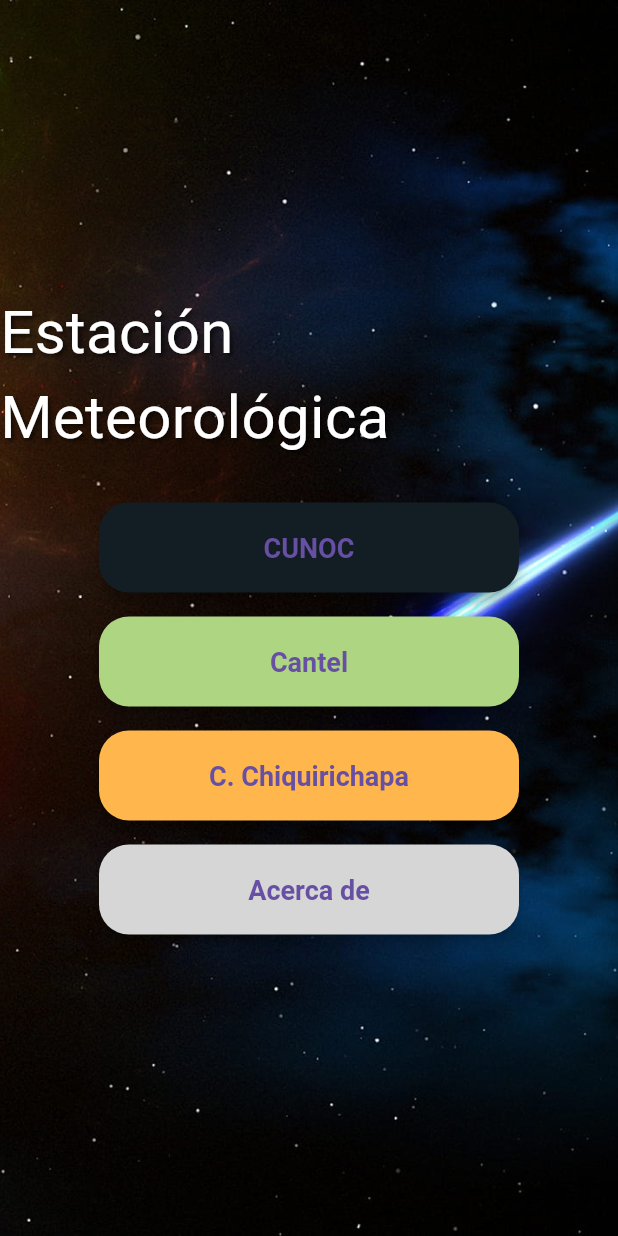
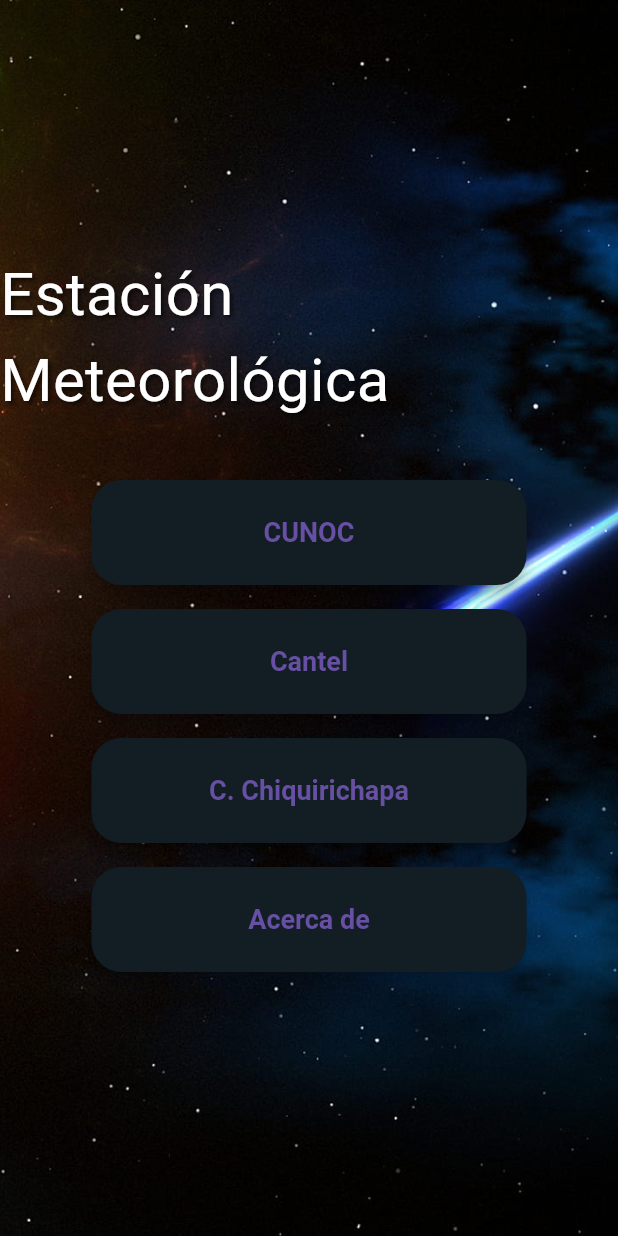
Before and after one commit to EstuardoRamos/Estacion-App, a Flutter app: the screen it shows after launch, on a phone screen of 412 x 824 dp. Run offline on Flutter 3.47's test engine with Material 3 defaults, Android fonts, the phone set to English and light mode, and no system bars.

Commit message:
Se mejoro vista 'acerca de:'

```diff
--- a/lib/datosPage.dart
+++ b/lib/datosPage.dart
@@ -12,7 +12,7 @@
     return Scaffold(
       appBar: AppBar(
         title: Text('Detalles de los Datos'),
-        backgroundColor: Colors.deepPurple[800], // Modificado para modo oscuro
+        backgroundColor: Color.fromARGB(147, 31, 38, 100), // Modificado para modo oscuro
       ),
       body: Container(
         color: Colors.grey[850], // Fondo más oscuro para modo oscuro
@@ -38,7 +38,7 @@
                   child: Text('Regresar'),
                   style: ElevatedButton.styleFrom(
                     backgroundColor: Colors.deepPurple,
-                    textStyle: TextStyle(color: Colors.white),
+                    textStyle: TextStyle(color: Color.fromARGB(255, 50, 49, 49)),
                     padding: EdgeInsets.symmetric(horizontal: 32, vertical: 16),
                   ),
                 ),
--- a/lib/main.dart
+++ b/lib/main.dart
@@ -1,4 +1,5 @@
 import 'package:flutter/material.dart';
+import 'package:flutter/widgets.dart';
 import 'package:http/http.dart' as http;
 import 'dart:convert';
 import 'package:practicas/datos.dart';
@@ -88,11 +89,11 @@
                 ],
               ),
             ),
-            SizedBox(height: 20),
+            SizedBox(height: 30),
             buildButton(context, 'CUNOC', Color.fromARGB(255, 18, 30, 35)!, 1),
-            buildButton(context, 'Cantel', Colors.lightGreen[300]!, 2),
-            buildButton(context, 'C. Chiquirichapa', Colors.orange[300]!, 3),
-            buildButton(context, 'Acerca de', Colors.grey[350]!, null),
+            buildButton(context, 'Cantel',  Color.fromARGB(255, 18, 30, 35)!, 2),
+            buildButton(context, 'C. Chiquirichapa', Color.fromARGB(255, 18, 30, 35)!, 3),
+            buildButton(context, 'Acerca de',  Color.fromARGB(255, 18, 30, 35)!, null),
           ],
         ),
       ),
@@ -104,8 +105,8 @@
   return Padding(
     padding: const EdgeInsets.all(8.0),
     child: SizedBox(
-      width: 280,  // Define el ancho uniforme de todos los botones
-      height: 60,  // Define la altura uniforme de todos los botones
+      width: 290,  // Define el ancho uniforme de todos los botones
+      height: 70,  // Define la altura uniforme de todos los botones
       child: ElevatedButton(
         onPressed: tipo != null ? () => fetchData(tipo, context) : () => navigateToAboutPage(context),
         child: Text(text),
@@ -129,18 +130,27 @@
 
 }
 
+
+
 class AboutPage extends StatelessWidget {
   @override
   Widget build(BuildContext context) {
     return Scaffold(
       appBar: AppBar(
         title: Text('Acerca de'),
+        backgroundColor: Color.fromARGB(147, 31, 38, 100),
       ),
-      body: Center(
-        child: Text(
-          'Colaboradores:\n- Estuardo Ramos 201830358 1\n- Jose Pu 201731370 2\n- Randy Sum 201230463 3 \n- Jhony Fuentes 202031288 4',
+      body: Container(
+        color: Colors.grey[850],
+        child:Center(child: Text(
+          'Colaboradores:\n- Estuardo Ramos 201830358 \n- Jose Pu 201731370 \n- Randy Sum 201230463  \n- Jhony Fuentes 202031288 ',
           textAlign: TextAlign.center,
-        ),
+          style: TextStyle(
+            fontSize: 18.0,
+            fontWeight: FontWeight.normal,
+            color: Colors.white, // Cambiado a blanco para texto en modo oscuro
+          ),
+        ),)
       ),
     );
   }
```
